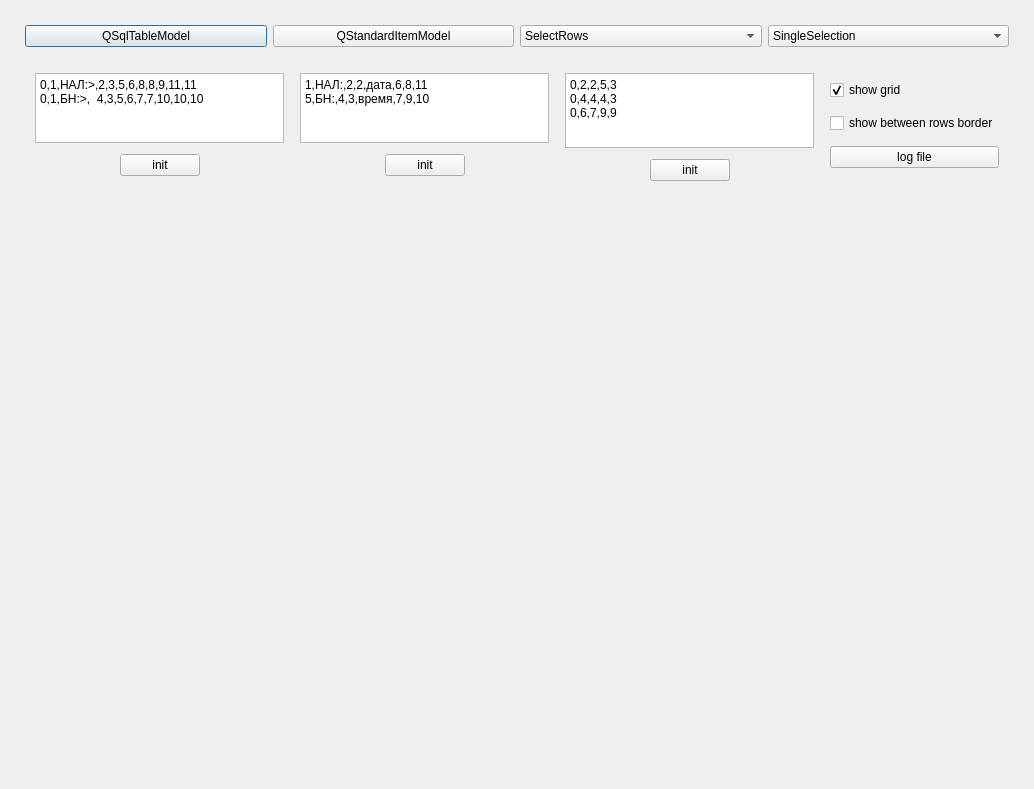
Above: QpTableView_test/dialog.ui from PavelDorofeev/How-to-create-own-QTableView-with-new-capabilities before the change. Below: the same form after it.
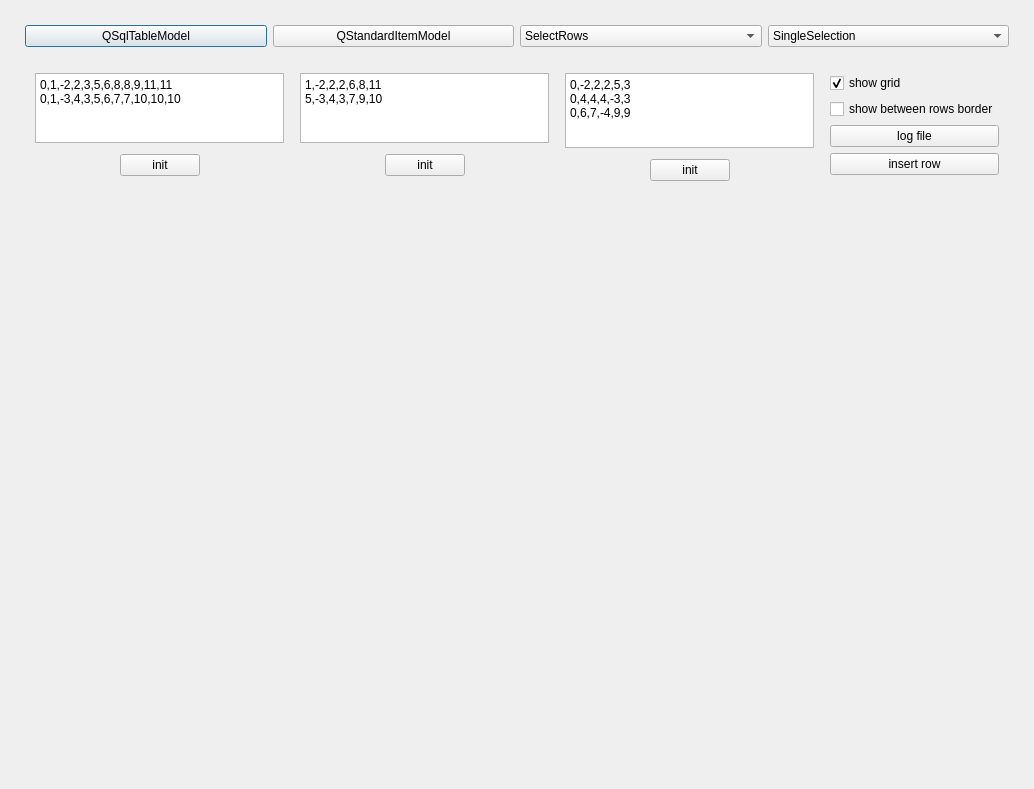
That is the form after the change.

What changed in the file:
```diff
--- a/QpTableView_test/dialog.ui
+++ b/QpTableView_test/dialog.ui
@@ -155,8 +155,8 @@
             </size>
            </property>
            <property name="plainText">
-            <string>0,1,НАЛ:&gt;,2,3,5,6,8,8,9,11,11
-0,1,БН:&gt;,  4,3,5,6,7,7,10,10,10</string>
+            <string>0,1,-2,2,3,5,6,8,8,9,11,11
+0,1,-3,4,3,5,6,7,7,10,10,10</string>
            </property>
           </widget>
          </item>
@@ -228,8 +228,8 @@
             </size>
            </property>
            <property name="plainText">
-            <string>1,НАЛ:,2,2,дата,6,8,11
-5,БН:,4,3,время,7,9,10</string>
+            <string>1,-2,2,2,6,8,11
+5,-3,4,3,7,9,10</string>
            </property>
           </widget>
          </item>
@@ -301,9 +301,9 @@
             </size>
            </property>
            <property name="plainText">
-            <string>0,2,2,5,3
-0,4,4,4,3
-0,6,7,9,9</string>
+            <string>0,-2,2,2,5,3
+0,4,4,4,-3,3
+0,6,7,-4,9,9</string>
            </property>
           </widget>
          </item>
@@ -384,6 +384,13 @@
            </property>
           </widget>
          </item>
+         <item>
+          <widget class="QPushButton" name="btn_insertRow">
+           <property name="text">
+            <string>insert row</string>
+           </property>
+          </widget>
+         </item>
         </layout>
        </item>
       </layout>
```
